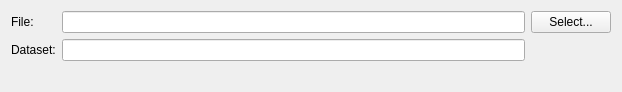
First picture: the form in volumina/widgets/multiscaleFileExportOptionsWidget.ui, repository ilastik/volumina, before the edit.
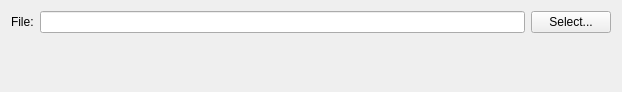
Second picture: the form after the edit.

Commit message: Multiscale widget: Remove dataset logic

The edit to the form file:
```diff
--- a/volumina/widgets/multiscaleFileExportOptionsWidget.ui
+++ b/volumina/widgets/multiscaleFileExportOptionsWidget.ui
@@ -30,17 +30,7 @@
    <item row="0" column="1">
     <widget class="QLineEdit" name="filepathEdit"/>
    </item>
-   <item row="1" column="0">
-    <widget class="QLabel" name="datasetLabel">
-     <property name="text">
-      <string>Dataset:</string>
-     </property>
-    </widget>
-   </item>
-   <item row="1" column="1">
-    <widget class="QLineEdit" name="datasetEdit"/>
-   </item>
-   <item row="2" column="2">
+   <item row="1" column="2">
     <spacer name="verticalSpacer">
      <property name="orientation">
       <enum>Qt::Vertical</enum>
```
The commit also changes 1 other file.
